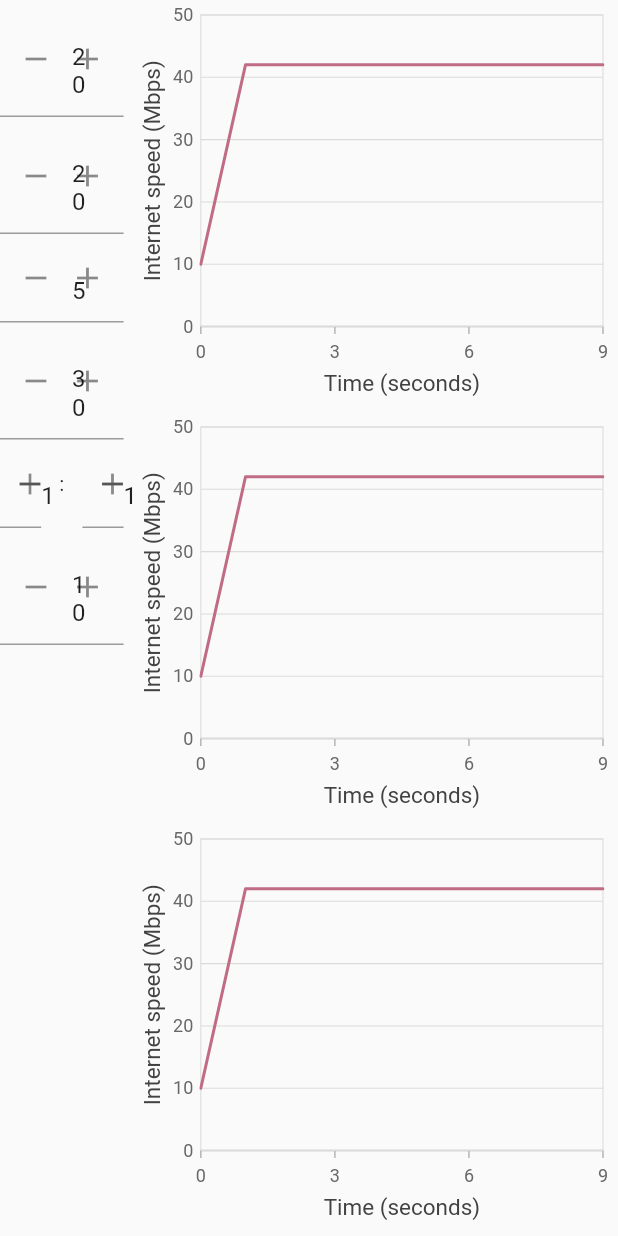
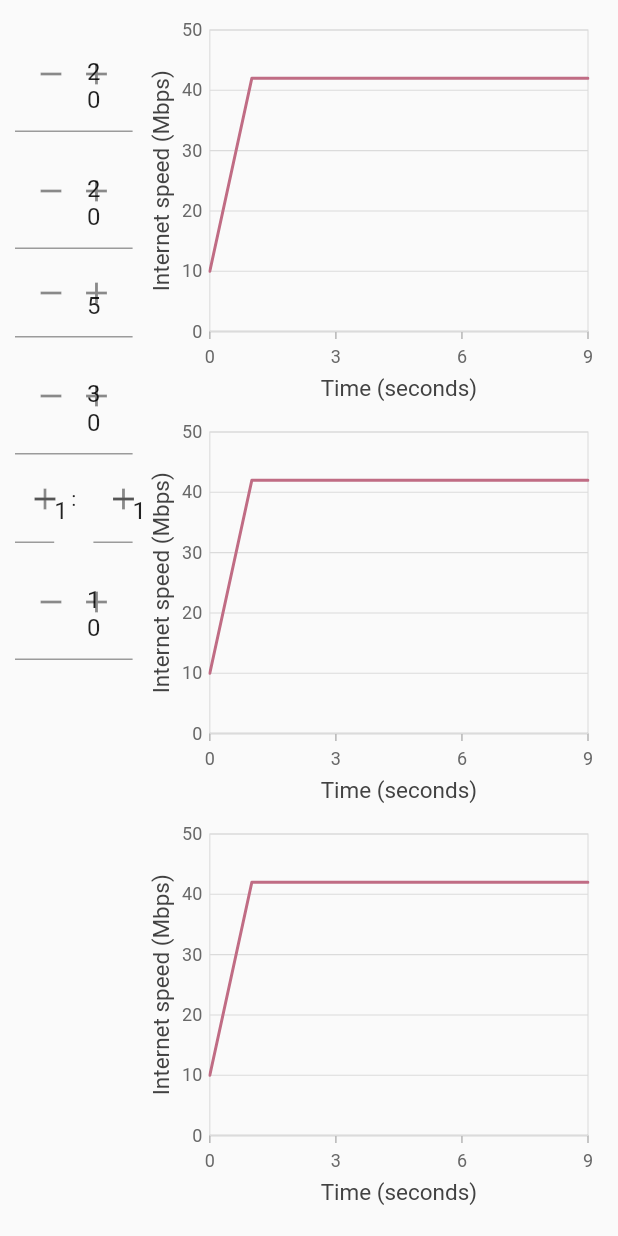
Before and after one commit to daniope/ventilator_ui, a Flutter app: the screen it shows after launch, on a phone screen of 412 x 824 dp. Run offline on Flutter 3.47's test engine with Material 2 defaults, Android fonts, the phone set to English and light mode, and no system bars; drawn by our look-alikes of flutter_spinbox; our stand-ins replace syncfusion_flutter_charts.

Commit message:
feat: adds margin to main widget

```diff
--- a/lib/main.dart
+++ b/lib/main.dart
@@ -51,7 +51,9 @@ class _MyHomePageState extends State<MyHomePage> {
   @override
   Widget build(BuildContext context) {
     return Scaffold(
-      body: Row(
+      body: Container(
+        margin: EdgeInsets.all(10.0),
+        child: Row(
           children: [
             Expanded(
               child: SideBar(),
@@ -63,6 +65,7 @@ class _MyHomePageState extends State<MyHomePage> {
             ),
           ],
         ),
+      ),
     );
   }
 }
```
Lines whose indentation alone changed are shown as unchanged.
